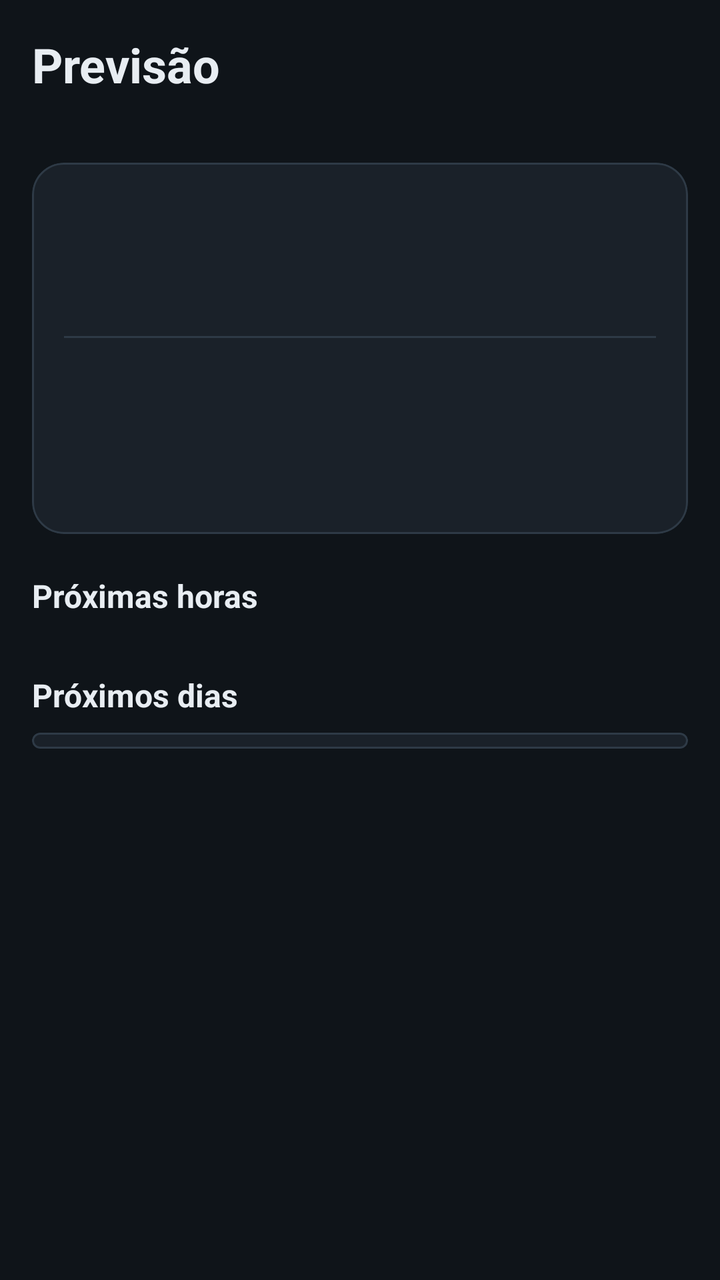
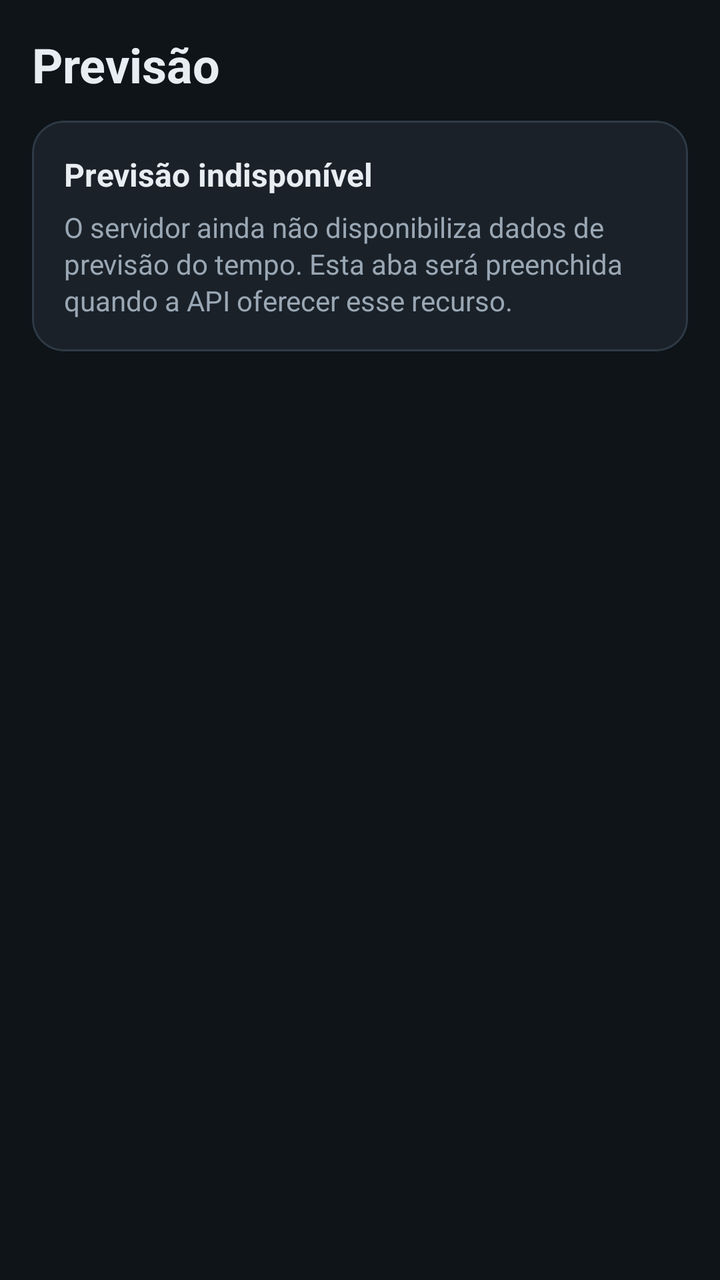

An Android layout rendered at two revisions. The XML below is the earlier revision; the diff shows what the commit changed to produce the second picture.
<!-- AndroidManifest.xml: application theme Theme.Alagamentos -->
<!-- res/layout/fragment_previsao.xml -->
<?xml version="1.0" encoding="utf-8"?>
<ScrollView xmlns:android="http://schemas.android.com/apk/res/android"
    xmlns:app="http://schemas.android.com/apk/res-auto"
    android:layout_width="match_parent"
    android:layout_height="match_parent"
    android:background="@color/bg_dark">

    <LinearLayout
        android:layout_width="match_parent"
        android:layout_height="wrap_content"
        android:orientation="vertical"
        android:paddingHorizontal="16dp"
        android:paddingTop="16dp"
        android:paddingBottom="16dp">

        <TextView
            android:layout_width="wrap_content"
            android:layout_height="wrap_content"
            android:text="@string/previsao_titulo"
            android:textColor="@color/text_primary"
            android:textSize="24sp"
            android:textStyle="bold" />

        <TextView
            android:id="@+id/txt_prev_atualizacao"
            android:layout_width="wrap_content"
            android:layout_height="wrap_content"
            android:layout_marginTop="2dp"
            android:textColor="@color/text_secondary"
            android:textSize="14sp" />

        
        <com.google.android.material.card.MaterialCardView
            android:layout_width="match_parent"
            android:layout_height="wrap_content"
            android:layout_marginTop="12dp"
            app:cardBackgroundColor="@color/surface"
            app:cardCornerRadius="16dp"
            app:strokeColor="@color/divider"
            app:strokeWidth="1dp">

            <LinearLayout
                android:layout_width="match_parent"
                android:layout_height="wrap_content"
                android:orientation="vertical"
                android:padding="16dp">

                <LinearLayout
                    android:layout_width="match_parent"
                    android:layout_height="wrap_content"
                    android:gravity="center_vertical"
                    android:orientation="horizontal">

                    <TextView
                        android:id="@+id/txt_prev_temp"
                        android:layout_width="wrap_content"
                        android:layout_height="wrap_content"
                        android:layout_marginEnd="16dp"
                        android:textColor="@color/text_primary"
                        android:textSize="44sp"
                        android:textStyle="bold" />

                    <LinearLayout
                        android:layout_width="0dp"
                        android:layout_height="wrap_content"
                        android:layout_weight="1"
                        android:orientation="vertical">

                        <TextView
                            android:id="@+id/txt_prev_descricao"
                            android:layout_width="wrap_content"
                            android:layout_height="wrap_content"
                            android:textColor="@color/text_primary"
                            android:textSize="18sp"
                            android:textStyle="bold" />

                        <TextView
                            android:id="@+id/txt_prev_detalhes"
                            android:layout_width="wrap_content"
                            android:layout_height="wrap_content"
                            android:layout_marginTop="2dp"
                            android:textColor="@color/text_secondary"
                            android:textSize="13sp" />
                    </LinearLayout>
                </LinearLayout>

                <View
                    android:layout_width="match_parent"
                    android:layout_height="1dp"
                    android:layout_marginVertical="12dp"
                    android:background="@color/divider" />

                <include
                    android:id="@+id/info_prev_chuva"
                    layout="@layout/item_info" />

                <include
                    android:id="@+id/info_prev_risco"
                    layout="@layout/item_info" />
            </LinearLayout>
        </com.google.android.material.card.MaterialCardView>

        
        <com.google.android.material.card.MaterialCardView
            android:id="@+id/card_prev_aviso"
            android:layout_width="match_parent"
            android:layout_height="wrap_content"
            android:layout_marginTop="12dp"
            android:visibility="gone"
            app:cardBackgroundColor="@color/surface"
            app:cardCornerRadius="16dp"
            app:strokeColor="@color/status_high"
            app:strokeWidth="1dp">

            <TextView
                android:id="@+id/txt_prev_aviso"
                android:layout_width="match_parent"
                android:layout_height="wrap_content"
                android:padding="14dp"
                android:textColor="@color/text_primary"
                android:textSize="14sp" />
        </com.google.android.material.card.MaterialCardView>

        
        <TextView
            android:layout_width="wrap_content"
            android:layout_height="wrap_content"
            android:layout_marginTop="20dp"
            android:text="@string/previsao_proximas_horas"
            android:textColor="@color/text_primary"
            android:textSize="16sp"
            android:textStyle="bold" />

        <HorizontalScrollView
            android:layout_width="match_parent"
            android:layout_height="wrap_content"
            android:layout_marginTop="8dp"
            android:scrollbars="none">

            <LinearLayout
                android:id="@+id/lista_horas"
                android:layout_width="wrap_content"
                android:layout_height="wrap_content"
                android:orientation="horizontal" />
        </HorizontalScrollView>

        
        <TextView
            android:layout_width="wrap_content"
            android:layout_height="wrap_content"
            android:layout_marginTop="20dp"
            android:text="@string/previsao_proximos_dias"
            android:textColor="@color/text_primary"
            android:textSize="16sp"
            android:textStyle="bold" />

        <com.google.android.material.card.MaterialCardView
            android:layout_width="match_parent"
            android:layout_height="wrap_content"
            android:layout_marginTop="8dp"
            app:cardBackgroundColor="@color/surface"
            app:cardCornerRadius="16dp"
            app:strokeColor="@color/divider"
            app:strokeWidth="1dp">

            <LinearLayout
                android:id="@+id/lista_dias"
                android:layout_width="match_parent"
                android:layout_height="wrap_content"
                android:orientation="vertical"
                android:paddingHorizontal="16dp"
                android:paddingVertical="4dp" />
        </com.google.android.material.card.MaterialCardView>
    </LinearLayout>
</ScrollView>
<!-- res/layout/item_info.xml (included above) -->
<?xml version="1.0" encoding="utf-8"?>
<LinearLayout xmlns:android="http://schemas.android.com/apk/res/android"
    android:layout_width="match_parent"
    android:layout_height="wrap_content"
    android:orientation="horizontal"
    android:paddingVertical="8dp">

    <TextView
        android:id="@+id/txt_rotulo"
        android:layout_width="0dp"
        android:layout_height="wrap_content"
        android:layout_weight="1"
        android:textColor="@color/text_secondary"
        android:textSize="14sp" />

    <TextView
        android:id="@+id/txt_valor"
        android:layout_width="0dp"
        android:layout_height="wrap_content"
        android:layout_weight="1"
        android:gravity="end"
        android:textColor="@color/text_primary"
        android:textSize="14sp"
        android:textStyle="bold" />
</LinearLayout>
<!-- resources referenced by this layout -->
<resources>
  <color name="bg_dark">#0F1419</color>
  <color name="divider">#2E3A46</color>
  <color name="status_high">#FF4D4F</color>
  <color name="surface">#1A2129</color>
  <color name="text_primary">#E8EDF2</color>
  <color name="text_secondary">#9AA7B4</color>
  <string name="previsao_proximas_horas">Próximas horas</string>
  <string name="previsao_proximos_dias">Próximos dias</string>
  <string name="previsao_titulo">Previsão</string>
  <style name="Theme.Alagamentos" parent="Theme.Material3.Dark.NoActionBar">
          <item name="colorPrimary">@color/accent</item>
          <item name="colorOnPrimary">@color/on_accent</item>
          <item name="colorSecondary">@color/accent</item>
          <item name="colorOnSecondary">@color/on_accent</item>
  
          <item name="android:colorBackground">@color/bg_dark</item>
          <item name="colorSurface">@color/surface</item>
          <item name="colorSurfaceVariant">@color/surface_variant</item>
          <item name="colorOnBackground">@color/text_primary</item>
          <item name="colorOnSurface">@color/text_primary</item>
          <item name="colorOnSurfaceVariant">@color/text_secondary</item>
          <item name="colorOutline">@color/divider</item>
  
          <item name="colorSecondaryContainer">#1E3A5F</item>
          <item name="colorOnSecondaryContainer">@color/accent</item>
  
          <item name="android:statusBarColor">@color/bg_dark</item>
          <item name="android:navigationBarColor">@color/bg_dark</item>
      </style>
  <color name="accent">#5AB0FF</color>
  <color name="on_accent">#0F1419</color>
  <color name="surface_variant">#242D37</color>
</resources>

<!-- the commit's change to res/layout/fragment_previsao.xml (unified diff, before → after) -->
@@ -21,14 +21,6 @@
             android:textSize="24sp"
             android:textStyle="bold" />
 
-        <TextView
-            android:id="@+id/txt_prev_atualizacao"
-            android:layout_width="wrap_content"
-            android:layout_height="wrap_content"
-            android:layout_marginTop="2dp"
-            android:textColor="@color/text_secondary"
-            android:textSize="14sp" />
-
         
         <com.google.android.material.card.MaterialCardView
             android:layout_width="match_parent"
@@ -45,157 +37,23 @@
                 android:orientation="vertical"
                 android:padding="16dp">
 
-                <LinearLayout
+                <TextView
+                    android:layout_width="wrap_content"
+                    android:layout_height="wrap_content"
+                    android:text="@string/previsao_indisponivel_titulo"
+                    android:textColor="@color/text_primary"
+                    android:textSize="16sp"
+                    android:textStyle="bold" />
+
+                <TextView
                     android:layout_width="match_parent"
                     android:layout_height="wrap_content"
-                    android:gravity="center_vertical"
-                    android:orientation="horizontal">
-
-                    <TextView
-                        android:id="@+id/txt_prev_temp"
-                        android:layout_width="wrap_content"
-                        android:layout_height="wrap_content"
-                        android:layout_marginEnd="16dp"
-                        android:textColor="@color/text_primary"
-                        android:textSize="44sp"
-                        android:textStyle="bold" />
-
-                    <LinearLayout
-                        android:layout_width="0dp"
-                        android:layout_height="wrap_content"
-                        android:layout_weight="1"
-                        android:orientation="vertical">
-
-                        <TextView
-                            android:id="@+id/txt_prev_descricao"
-                            android:layout_width="wrap_content"
-                            android:layout_height="wrap_content"
-                            android:textColor="@color/text_primary"
-                            android:textSize="18sp"
-                            android:textStyle="bold" />
-
-                        <TextView
-                            android:id="@+id/txt_prev_detalhes"
-                            android:layout_width="wrap_content"
-                            android:layout_height="wrap_content"
-                            android:layout_marginTop="2dp"
-                            android:textColor="@color/text_secondary"
-                            android:textSize="13sp" />
-                    </LinearLayout>
-                </LinearLayout>
-
-                <View
-                    android:layout_width="match_parent"
-                    android:layout_height="1dp"
-                    android:layout_marginVertical="12dp"
-                    android:background="@color/divider" />
-
-                <include
-                    android:id="@+id/info_prev_chuva"
-                    layout="@layout/item_info" />
-
-                <include
-                    android:id="@+id/info_prev_risco"
-                    layout="@layout/item_info" />
+                    android:layout_marginTop="6dp"
+                    android:lineSpacingExtra="2dp"
+                    android:text="@string/previsao_indisponivel_descricao"
+                    android:textColor="@color/text_secondary"
+                    android:textSize="14sp" />
             </LinearLayout>
-        </com.google.android.material.card.MaterialCardView>
-
-        
-        <com.google.android.material.card.MaterialCardView
-            android:id="@+id/card_prev_aviso"
-            android:layout_width="match_parent"
-            android:layout_height="wrap_content"
-            android:layout_marginTop="12dp"
-            android:visibility="gone"
-            app:cardBackgroundColor="@color/surface"
-            app:cardCornerRadius="16dp"
-            app:strokeColor="@color/status_high"
-            app:strokeWidth="1dp">
-
-            <TextView
-                android:id="@+id/txt_prev_aviso"
-                android:layout_width="match_parent"
-                android:layout_height="wrap_content"
-                android:padding="14dp"
-                android:textColor="@color/text_primary"
-                android:textSize="14sp" />
-        </com.google.android.material.card.MaterialCardView>
-
-        
-        <TextView
-            android:layout_width="wrap_content"
-            android:layout_height="wrap_content"
-            android:layout_marginTop="20dp"
-            android:text="@string/previsao_proximas_horas"
-            android:textColor="@color/text_primary"
-            android:textSize="16sp"
-            android:textStyle="bold" />
-
-        <HorizontalScrollView
-            android:layout_width="match_parent"
-            android:layout_height="wrap_content"
-            android:layout_marginTop="8dp"
-            android:scrollbars="none">
-
-            <LinearLayout
-                android:id="@+id/lista_horas"
-                android:layout_width="wrap_content"
-                android:layout_height="wrap_content"
-                android:orientation="horizontal" />
-        </HorizontalScrollView>
-
-        
-        <TextView
-            android:layout_width="wrap_content"
-            android:layout_height="wrap_content"
-            android:layout_marginTop="20dp"
-            android:text="@string/previsao_proximos_dias"
-            android:textColor="@color/text_primary"
-            android:textSize="16sp"
-            android:textStyle="bold" />
-
-        <com.google.android.material.card.MaterialCardView
-            android:layout_width="match_parent"
-            android:layout_height="wrap_content"
-            android:layout_marginTop="8dp"
-            app:cardBackgroundColor="@color/surface"
-            app:cardCornerRadius="16dp"
-            app:strokeColor="@color/divider"
-            app:strokeWidth="1dp">
-
-            <LinearLayout
-                android:id="@+id/lista_dias"
-                android:layout_width="match_parent"
-                android:layout_height="wrap_content"
-                android:orientation="vertical"
-                android:paddingHorizontal="16dp"
-                android:paddingVertical="4dp" />
         </com.google.android.material.card.MaterialCardView>
     </LinearLayout>
 </ScrollView>
-<!-- res/layout/item_info.xml (included above) -->
-<?xml version="1.0" encoding="utf-8"?>
-<LinearLayout xmlns:android="http://schemas.android.com/apk/res/android"
-    android:layout_width="match_parent"
-    android:layout_height="wrap_content"
-    android:orientation="horizontal"
-    android:paddingVertical="8dp">
-
-    <TextView
-        android:id="@+id/txt_rotulo"
-        android:layout_width="0dp"
-        android:layout_height="wrap_content"
-        android:layout_weight="1"
-        android:textColor="@color/text_secondary"
-        android:textSize="14sp" />
-
-    <TextView
-        android:id="@+id/txt_valor"
-        android:layout_width="0dp"
-        android:layout_height="wrap_content"
-        android:layout_weight="1"
-        android:gravity="end"
-        android:textColor="@color/text_primary"
-        android:textSize="14sp"
-        android:textStyle="bold" />
-</LinearLayout>
<!-- resource entries referenced after the edit -->
@@ -2,12 +2,11 @@
 <resources>
   <color name="bg_dark">#0F1419</color>
   <color name="divider">#2E3A46</color>
-  <color name="status_high">#FF4D4F</color>
   <color name="surface">#1A2129</color>
   <color name="text_primary">#E8EDF2</color>
   <color name="text_secondary">#9AA7B4</color>
-  <string name="previsao_proximas_horas">Próximas horas</string>
-  <string name="previsao_proximos_dias">Próximos dias</string>
+  <string name="previsao_indisponivel_descricao">O servidor ainda não disponibiliza dados de previsão do tempo. Esta aba será preenchida quando a API oferecer esse recurso.</string>
+  <string name="previsao_indisponivel_titulo">Previsão indisponível</string>
   <string name="previsao_titulo">Previsão</string>
   <style name="Theme.Alagamentos" parent="Theme.Material3.Dark.NoActionBar">
           <item name="colorPrimary">@color/accent</item>
